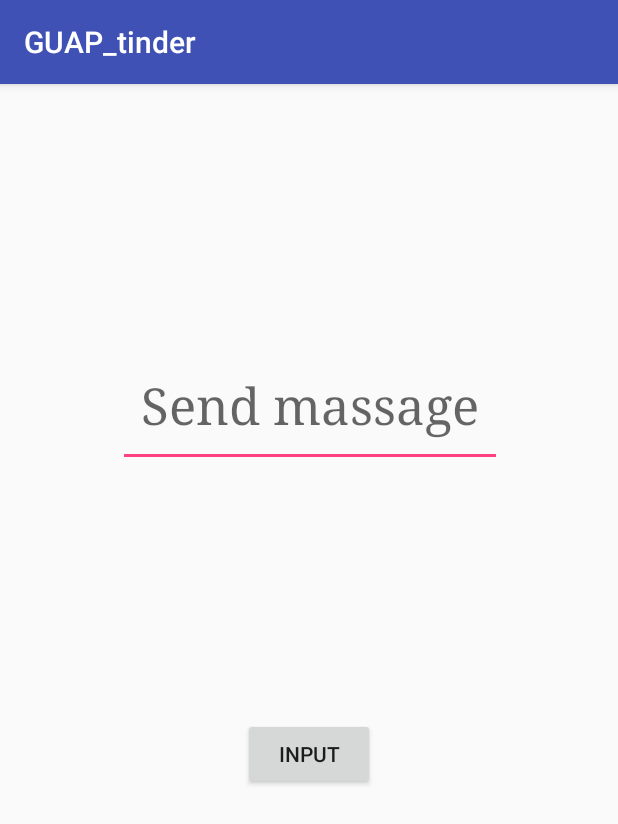
After one commit to hardkorchik/MyApplication, an Android app: the Massage screen opened directly, with no data from a screen before it, on a phone screen of 412 x 824 dp. The commit adds this screen. Shown: the top 824 px of the screen. Run offline under Robolectric (Android 15) with nearby library versions, the phone set to English and light mode, and no system bars.

Commit message:
добавленно окно ввода сообщения,и вывод данного сообщения в "маркере" на карте.

```diff
--- a/app/src/main/AndroidManifest.xml
+++ b/app/src/main/AndroidManifest.xml
@@ -6,7 +6,8 @@
     <uses-permission android:name="android.permission.GET_ACCOUNTS"/>
     <uses-permission android:name="android.permission.READ_PROFILE"/>
     <uses-permission android:name="android.permission.READ_CONTACTS"/>
-    <uses-permission android:name="android.permission.ACCESS_FINE_LOCATION" />
+    <uses-permission android:name="android.permission.ACCESS_FINE_LOCATION"/>
+
     <application
             android:allowBackup="true"
             android:icon="@mipmap/ic_launcher"
@@ -30,6 +31,8 @@
                 android:name=".MapsActivity"
                 android:label="@string/title_activity_maps">
         </activity>
+        <activity android:name=".Massage">
+        </activity>
     </application>
 
 </manifest>
--- /dev/null
+++ b/app/src/main/java/com/guap/guap_tinder/Massage.java
@@ -0,0 +1,22 @@
+package com.guap.guap_tinder;
+import android.content.Intent;
+import android.support.v7.app.AppCompatActivity;
+import android.os.Bundle;
+import android.view.View;
+import android.widget.EditText;
+import android.widget.TextView;
+
+public class Massage extends AppCompatActivity {
+    EditText editText;
+    @Override
+    protected void onCreate(Bundle savedInstanceState) {
+        super.onCreate(savedInstanceState);
+        setContentView(R.layout.activity_massage);
+    }
+    public void show_massage(View view){
+        editText= (EditText)findViewById(R.id.send_massage);
+        Intent intent = new Intent(this, MapsActivity.class);
+        intent.putExtra("message",editText.getText().toString());
+        startActivity(intent);
+    }
+}
--- a/app/src/main/java/com/guap/guap_tinder/Registr.java
+++ b/app/src/main/java/com/guap/guap_tinder/Registr.java
@@ -23,7 +23,7 @@ public class Registr extends AppCompatActivity implements View.OnClickListener {
                     editText= (EditText)findViewById(R.id.editText);
                     editText2= (EditText)findViewById(R.id.editText2);
                     Intent intent = new Intent(this, MapsActivity.class);
-                    intent.putExtra("message",editText2.getText().toString()+"/"+editText.getText().toString());
+                    intent.putExtra("registration",editText2.getText().toString()+"/"+editText.getText().toString());
                     startActivity(intent);
                     break;
                 default:
--- /dev/null
+++ b/app/src/main/res/layout/activity_massage.xml
@@ -0,0 +1,38 @@
+<?xml version="1.0" encoding="utf-8"?>
+<android.support.constraint.ConstraintLayout
+        xmlns:android="http://schemas.android.com/apk/res/android"
+        xmlns:tools="http://schemas.android.com/tools"
+        xmlns:app="http://schemas.android.com/apk/res-auto"
+        android:layout_width="match_parent"
+        android:layout_height="match_parent"
+        tools:context="com.guap.guap_tinder.Massage">
+
+    <Button
+            android:text="Input"
+            android:layout_width="wrap_content"
+            android:layout_height="wrap_content"
+            android:id="@+id/input_massage"
+            app:layout_constraintBottom_toBottomOf="parent"
+            android:layout_marginBottom="138dp"
+            app:layout_constraintRight_toRightOf="parent"
+            app:layout_constraintLeft_toLeftOf="parent"
+            android:textAppearance="@style/TextAppearance.AppCompat.Button"
+            tools:layout_constraintRight_creator="1" tools:layout_constraintLeft_creator="1"
+            android:elevation="0dp" android:layout_marginTop="8dp" app:layout_constraintTop_toBottomOf="@+id/send_massage"/>
+    <EditText
+            android:layout_width="256dp"
+            android:layout_height="82dp"
+            android:inputType="textPersonName"
+            android:ems="10"
+            android:id="@+id/send_massage" app:layout_constraintTop_toTopOf="parent"
+            android:layout_marginTop="8dp" app:layout_constraintBottom_toBottomOf="parent"
+            android:layout_marginBottom="8dp" android:layout_marginRight="36dp"
+            app:layout_constraintRight_toRightOf="parent" android:layout_marginLeft="36dp"
+            app:layout_constraintLeft_toLeftOf="parent"
+            app:layout_constraintVertical_bias="0.247"
+            android:textAppearance="@style/TextAppearance.AppCompat.Display1"
+            android:fontFamily="serif" android:textAlignment="center"
+            tools:layout_constraintRight_creator="1" android:layout_marginStart="36dp" android:layout_marginEnd="36dp"
+            tools:layout_constraintLeft_creator="1"
+            app:layout_constraintHorizontal_bias="0.504" android:hint="Send massage"/>
+</android.support.constraint.ConstraintLayout>
--- a/app/src/main/res/values/strings.xml
+++ b/app/src/main/res/values/strings.xml
@@ -13,4 +13,5 @@
     <string name="error_incorrect_password">This password is incorrect</string>
     <string name="error_field_required">This field is required</string>
     <string name="permission_rationale">"Contacts permissions are needed for providing email completions."</string>
+    <string name="demo_button">Massage</string>
 </resources>
```
Also changed, not shown: app/src/main/java/com/guap/guap_tinder/MapsActivity.java (+28 -9 lines), app/src/main/java/com/guap/guap_tinder/SocketInputThread.java (added, +83 -0 lines), app/src/main/java/com/guap/guap_tinder/SocketOutputThread.java (added, +57 -0 lines), app/src/main/res/layout-xlarge/activity_registr.xml (deleted, +0 -50 lines), app/src/main/res/layout/activity_maps.xml (+20 -7 lines), 17 other files.
